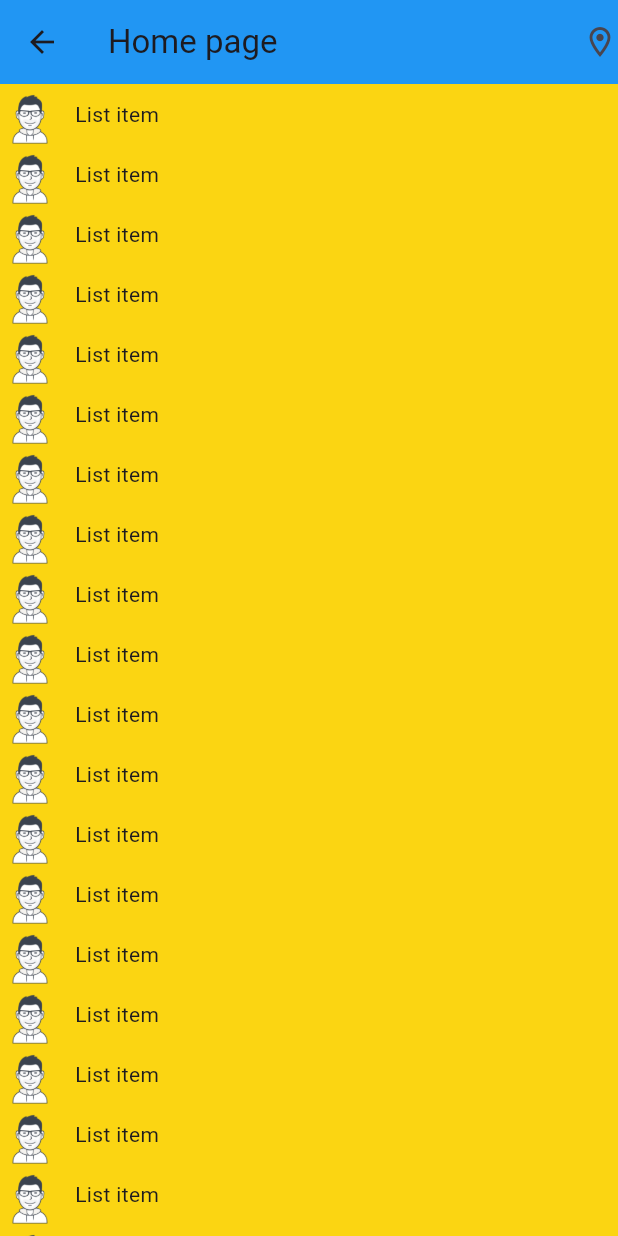
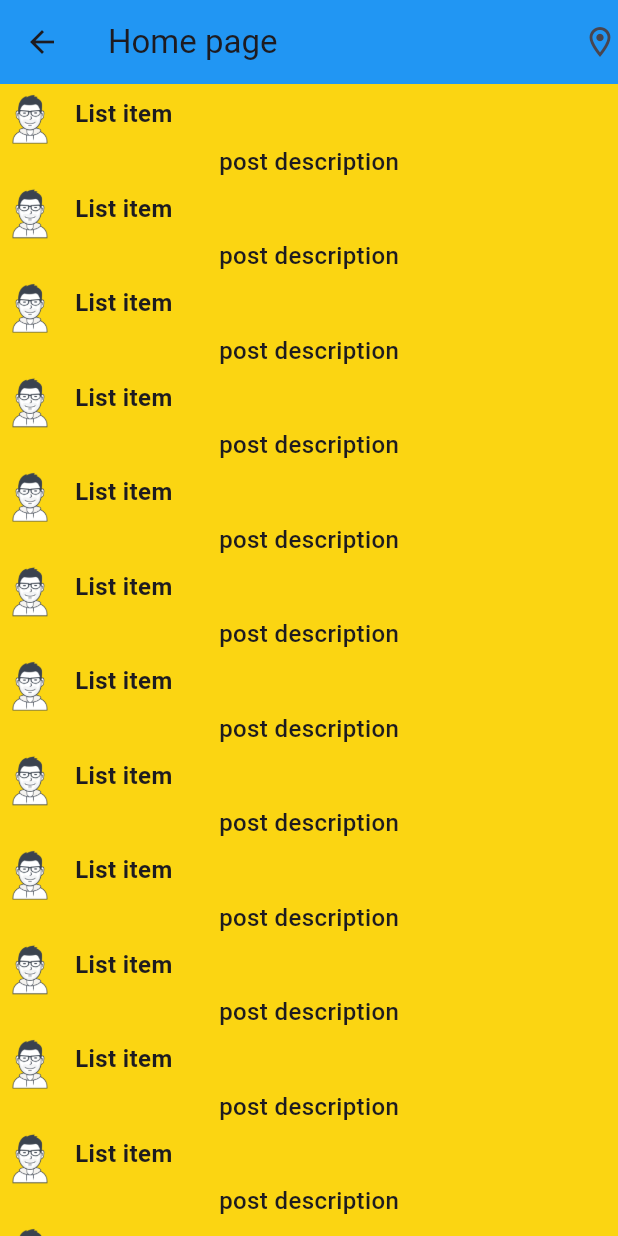
Before and after one commit to VihagaYohan/flutter_basics, a Flutter app: the HomePage screen opened by its route, on a phone screen of 412 x 824 dp. Run offline on Flutter 3.47's test engine with Material 2 defaults, Android fonts, the phone set to English and light mode, and no system bars.

Commit message:
Added - post item

```diff
--- /dev/null
+++ b/lib/components/post_item.dart
@@ -0,0 +1,21 @@
+import 'package:flutter/material.dart';
+import 'package:flutter_playground/styles/app_text.dart';
+
+class PostItem extends StatelessWidget {
+  @override
+  Widget build(Object context) {
+    return Column(
+      children: [
+        Row(
+          children: [
+            Image.asset('assets/temp/main_avatar.png', width: 40, height: 40),
+            const SizedBox(width: 10),
+            const Text("List item", style: AppText.body1)
+          ],
+        ),
+        // Image.asset('assets/temp/main_avater.png'),
+        Text('post description', style: AppText.body2)
+      ],
+    );
+  }
+}
--- a/lib/main.dart
+++ b/lib/main.dart
@@ -25,7 +25,8 @@ class MyApp extends StatelessWidget {
       theme: ThemeData(
           colorScheme: ColorScheme.fromSeed(seedColor: Colors.deepPurple),
           useMaterial3: true,
-          scaffoldBackgroundColor: AppColors.primary),
+          scaffoldBackgroundColor: AppColors.primary,
+          brightness: Brightness.light),
       home: LoginPage(),
       initialRoute: '/login',
       routes: {
--- a/lib/pages/home_page.dart
+++ b/lib/pages/home_page.dart
@@ -1,5 +1,7 @@
 import 'package:flutter/material.dart';
+import 'package:flutter_playground/components/post_item.dart';
 import 'package:flutter_playground/styles/app_colors.dart';
+import 'package:flutter_playground/styles/app_text.dart';
 
 class HomePage extends StatelessWidget {
   @override
@@ -20,7 +22,7 @@ class HomePage extends StatelessWidget {
       children: [
         Image.asset('assets/temp/main_avatar.png', width: 40, height: 40),
         const SizedBox(width: 10),
-        const Text("List item")
+        const Text("List item", style: AppText.body1)
       ],
     );
   }
@@ -28,7 +30,7 @@ class HomePage extends StatelessWidget {
   List<Widget> mockUsersFromServer() {
     List<Widget> users = [];
     for (var i = 0; i < 1000; i++) {
-      users.add(_userItem());
+      users.add(PostItem());
     }
     return users;
   }
--- /dev/null
+++ b/lib/styles/app_text.dart
@@ -0,0 +1,18 @@
+import 'package:flutter/material.dart';
+
+class AppText {
+  static const header1 = TextStyle(
+    fontSize: 24,
+    fontWeight: FontWeight.w900,
+  );
+  static const header2 = TextStyle(
+    fontSize: 24,
+    fontWeight: FontWeight.w600,
+  );
+  static const body1 = TextStyle(
+    fontSize: 16,
+    fontWeight: FontWeight.w600,
+  );
+  static const body2 = TextStyle(fontSize: 16, fontWeight: FontWeight.w500);
+  static const body3 = TextStyle(fontSize: 16, fontWeight: FontWeight.w400);
+}
```
